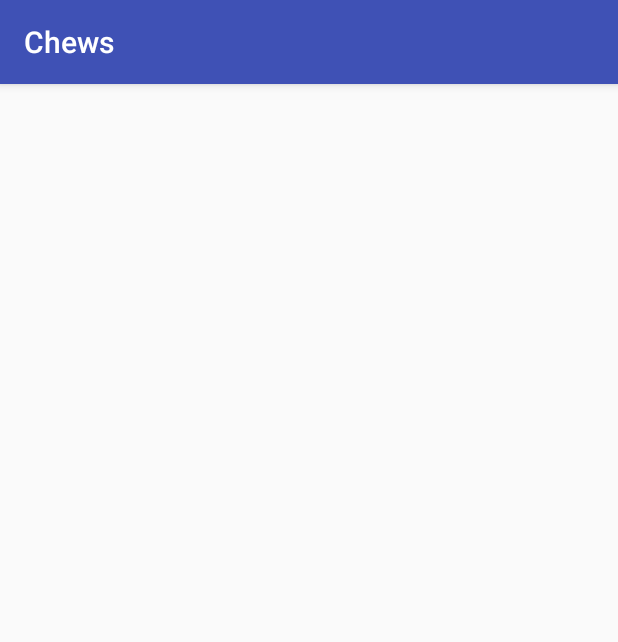
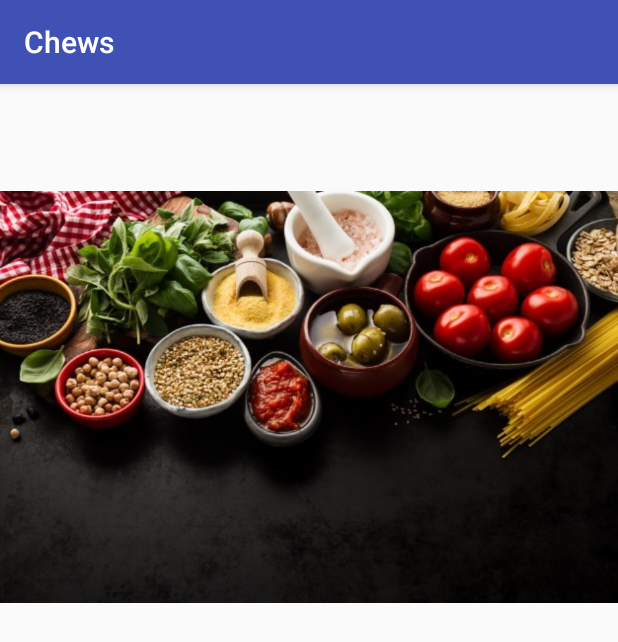
Before and after one commit to biancakris/CST438_Project_Personal_Recipe_Finder, an Android app: the screen it shows after launch (MainActivity), on a phone screen of 412 x 824 dp. Shown: the top 642 px of the screen. Run offline under Robolectric (Android 15) with nearby library versions, the phone set to English and light mode, and no system bars; our stand-ins replace Firebase (no records; nobody signed in at launch, a user with empty details on screens opened directly).

Commit message:
added image to main activity

```diff
--- a/app/src/main/res/layout/activity_main.xml
+++ b/app/src/main/res/layout/activity_main.xml
@@ -6,4 +6,16 @@
     android:layout_height="match_parent"
     tools:context="edu.csumb.abmedina.cst438_project_personal_recipe_finder.MainActivity">
 
+
+    <ImageView
+        android:layout_width="wrap_content"
+        android:layout_height="wrap_content"
+        android:layout_alignParentStart="true"
+
+        android:layout_alignParentTop="true"
+        android:src="@drawable/login_bg" />
+
+
+
+
 </RelativeLayout>
```
Also changed, not shown: app/src/main/res/drawable/login_bg.jpg (added).
